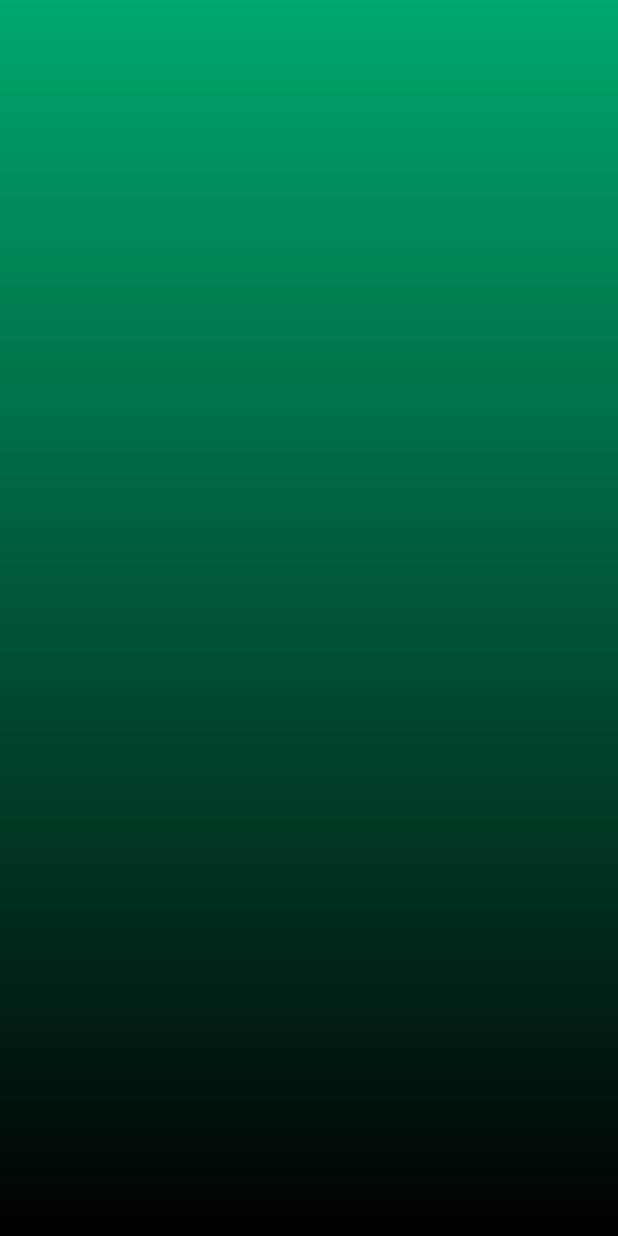
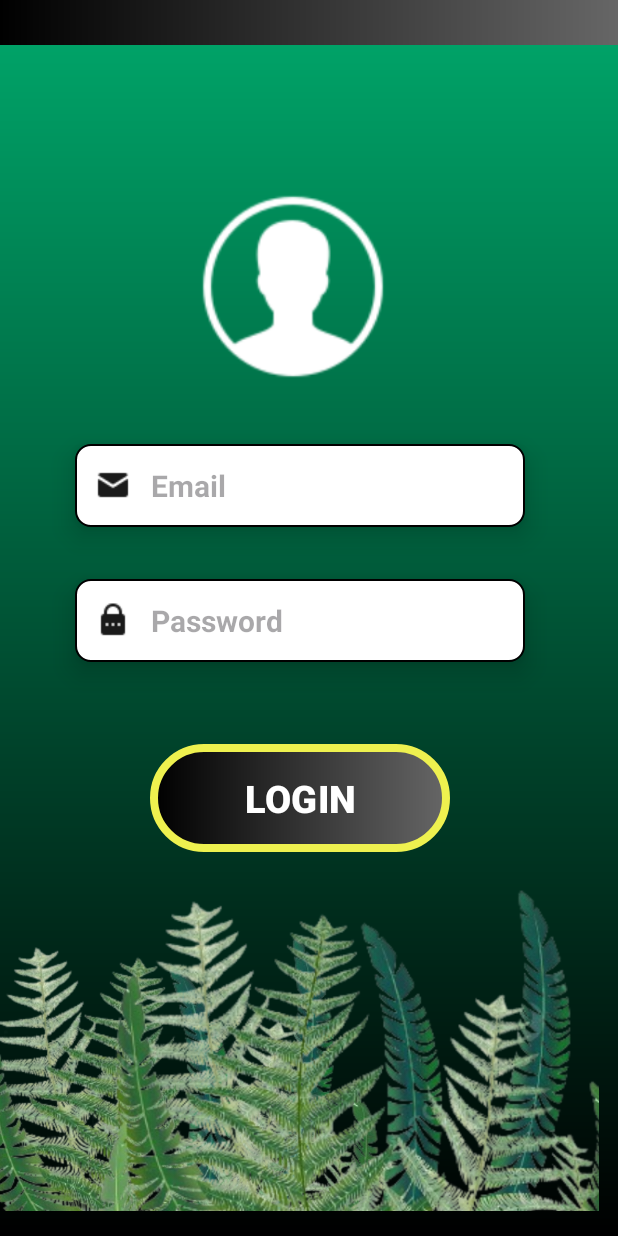
Before and after one commit to Ranudi-Kariyapperuma/Snakify, an Android app: the login screen opened directly, with no data from a screen before it, on a phone screen of 412 x 824 dp. Run offline under Robolectric (Android 15) with nearby library versions, the phone set to English and light mode, and no system bars.

Commit message:
some coding parts

```diff
--- a/app/src/main/java/com/example/snakify/MainActivity.java
+++ b/app/src/main/java/com/example/snakify/MainActivity.java
@@ -3,12 +3,21 @@ package com.example.snakify;
 import androidx.appcompat.app.AppCompatActivity;
 
 import android.os.Bundle;
+import android.view.View;
+import android.view.WindowManager;
 
 public class MainActivity extends AppCompatActivity {
 
     @Override
     protected void onCreate(Bundle savedInstanceState) {
         super.onCreate(savedInstanceState);
+
+        getWindow().setFlags(WindowManager.LayoutParams.FLAG_FULLSCREEN,
+                WindowManager.LayoutParams.FLAG_FULLSCREEN);
+        getWindow().getDecorView().setSystemUiVisibility(View.SYSTEM_UI_FLAG_FULLSCREEN);
+
         setContentView(R.layout.activity_main);
+
+
     }
 }
--- a/app/src/main/java/com/example/snakify/login.java
+++ b/app/src/main/java/com/example/snakify/login.java
@@ -3,12 +3,18 @@ package com.example.snakify;
 import androidx.appcompat.app.AppCompatActivity;
 
 import android.os.Bundle;
+import android.view.View;
+import android.view.WindowManager;
 
 public class login extends AppCompatActivity {
 
     @Override
     protected void onCreate(Bundle savedInstanceState) {
         super.onCreate(savedInstanceState);
+        getWindow().setFlags(WindowManager.LayoutParams.FLAG_FULLSCREEN,
+                WindowManager.LayoutParams.FLAG_FULLSCREEN);
+        getWindow().getDecorView().setSystemUiVisibility(View.SYSTEM_UI_FLAG_FULLSCREEN);
+
         setContentView(R.layout.activity_login);
     }
 }
--- a/app/src/main/java/com/example/snakify/signup.java
+++ b/app/src/main/java/com/example/snakify/signup.java
@@ -3,12 +3,18 @@ package com.example.snakify;
 import androidx.appcompat.app.AppCompatActivity;
 
 import android.os.Bundle;
+import android.view.View;
+import android.view.WindowManager;
 
 public class signup extends AppCompatActivity {
 
     @Override
     protected void onCreate(Bundle savedInstanceState) {
         super.onCreate(savedInstanceState);
+        getWindow().setFlags(WindowManager.LayoutParams.FLAG_FULLSCREEN,
+                WindowManager.LayoutParams.FLAG_FULLSCREEN);
+        getWindow().getDecorView().setSystemUiVisibility(View.SYSTEM_UI_FLAG_FULLSCREEN);
+
         setContentView(R.layout.activity_signup);
     }
 }
--- /dev/null
+++ b/app/src/main/res/drawable/custom_edittext.xml
@@ -0,0 +1,7 @@
+<?xml version="1.0" encoding="utf-8"?>
+<shape xmlns:android="http://schemas.android.com/apk/res/android">
+    <solid android:color="@color/white"/>
+    <corners android:radius="10dp"/>
+    <stroke android:color="@color/black" android:width="1dp"/>
+
+</shape>
--- a/app/src/main/res/drawable/other_background.xml
+++ b/app/src/main/res/drawable/other_background.xml
@@ -4,4 +4,6 @@
         android:startColor="@color/jade"
         android:endColor="@color/black"
         android:angle="15"/>
+
+
 </shape>
--- a/app/src/main/res/layout/activity_login.xml
+++ b/app/src/main/res/layout/activity_login.xml
@@ -7,4 +7,125 @@
     android:background="@drawable/other_background"
     tools:context=".login">
 
+    <androidx.appcompat.widget.Toolbar
+        android:id="@+id/toolbar"
+        android:layout_width="match_parent"
+        android:layout_height="30dp"
+        android:background="@drawable/toolbargradient"
+        android:gravity="center"
+        app:layout_constraintTop_toTopOf="parent"
+        app:layout_constraintStart_toStartOf="parent"
+        app:layout_constraintEnd_toEndOf="parent"/>
+
+    <RelativeLayout
+        android:id="@+id/myRelativeLayout"
+        android:layout_width="399dp"
+        android:layout_height="781dp"
+        app:layout_constraintBottom_toBottomOf="parent"
+        app:layout_constraintEnd_toEndOf="parent"
+        app:layout_constraintHorizontal_bias="0.0"
+        app:layout_constraintStart_toStartOf="parent"
+        app:layout_constraintTop_toTopOf="parent"
+        app:layout_constraintVertical_bias="0.615"
+        tools:ignore="VisualLintBounds">
+
+        <ImageView
+            android:id="@+id/grassLeft"
+            android:layout_width="367dp"
+            android:layout_height="421dp"
+            android:layout_alignParentStart="true"
+            android:layout_alignParentBottom="true"
+            android:layout_marginStart="-78dp"
+            android:layout_marginBottom="-190dp"
+            android:scaleType="fitCenter"
+            android:src="@drawable/tree"
+            android:contentDescription="@string/grassleft"
+            tools:ignore="VisualLintBounds" />
+
+
+        <ImageView
+            android:id="@+id/grassRight"
+            android:layout_width="wrap_content"
+            android:layout_height="wrap_content"
+            android:layout_alignParentEnd="true"
+            android:layout_alignParentBottom="true"
+            android:layout_marginEnd="-65dp"
+            android:layout_marginBottom="-240dp"
+            android:scaleType="fitCenter"
+            android:src="@drawable/tree"
+            android:contentDescription="@string/grass"
+            tools:ignore="VisualLintBounds" />
+
+
+        <Button
+            android:id="@+id/loginbtn"
+            android:layout_width="200dp"
+            android:layout_height="72dp"
+            android:layout_marginStart="100dp"
+            android:layout_marginTop="470dp"
+            android:background="@drawable/gradient"
+            android:text="@string/login"
+            android:textColor="#FFFFFF"
+            android:textSize="25sp"
+            android:textStyle="bold"
+            app:backgroundTint="@null" />
+
+
+        <EditText
+            android:id="@+id/email"
+            android:layout_width="300dp"
+            android:layout_height="55dp"
+            android:layout_marginStart="50dp"
+            android:layout_marginTop="270dp"
+            android:background="@drawable/custom_edittext"
+            android:drawableStart="@drawable/mail"
+            android:drawablePadding="13dp"
+            android:elevation="10dp"
+            android:ems="10"
+            android:hint="Email"
+            android:inputType="textEmailAddress"
+            android:paddingStart="13dp"
+            android:textColor="@color/black"
+            android:textSize="20sp"
+            android:textStyle="bold"
+            tools:ignore="RtlSymmetry,TextSizeCheck"
+            android:autofillHints="" />
+
+        <EditText
+            android:id="@+id/password"
+            android:layout_width="300dp"
+            android:layout_height="55dp"
+            android:layout_alignStart="@+id/email"
+            android:layout_marginStart="0dp"
+            android:layout_marginTop="360dp"
+            android:background="@drawable/custom_edittext"
+            android:drawableStart="@drawable/password"
+            android:drawablePadding="13dp"
+            android:elevation="10dp"
+            android:ems="10"
+            android:hint="@string/pass"
+            android:inputType="textPassword"
+            android:paddingStart="13dp"
+            android:textColor="@color/black"
+            android:textSize="20sp"
+            android:textStyle="bold"
+            tools:ignore="RtlSymmetry,TextSizeCheck"
+            android:autofillHints="" />
+
+
+        <ImageView
+            android:id="@+id/usericon"
+            android:layout_width="300dp"
+            android:layout_height="130dp"
+            android:layout_marginStart="45dp"
+            android:layout_marginTop="100dp"
+            app:srcCompat="@drawable/usericon"
+            android:contentDescription="@string/user" />
+
+
+    </RelativeLayout>
+
+
+
+
 </androidx.constraintlayout.widget.ConstraintLayout>
```
